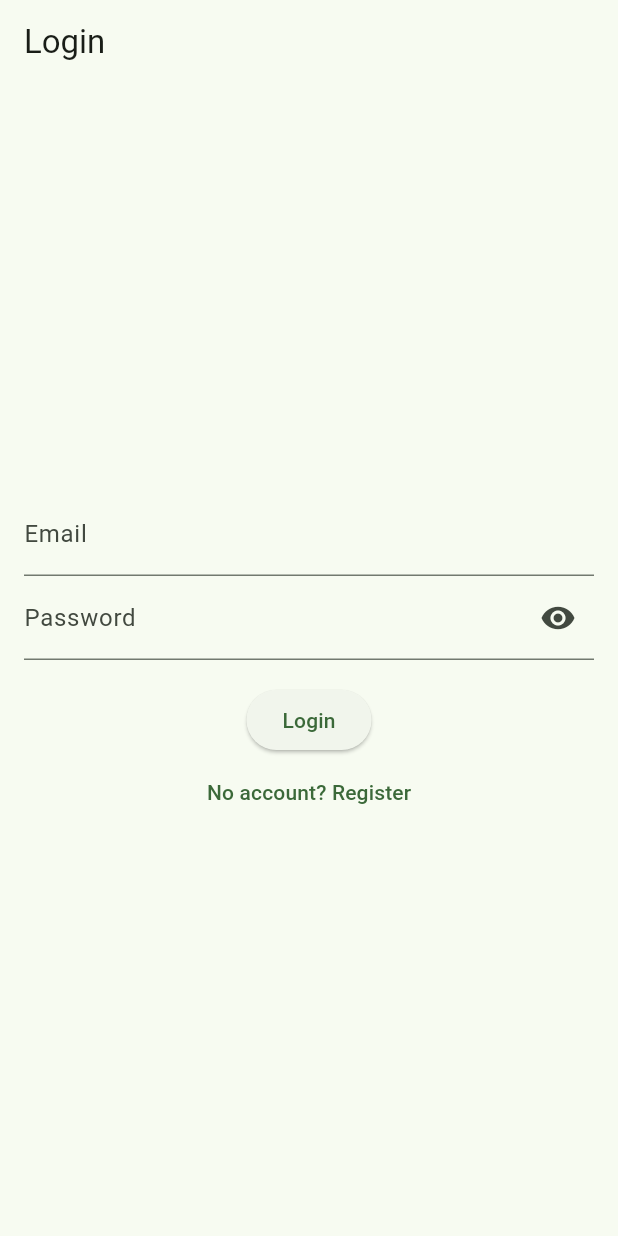
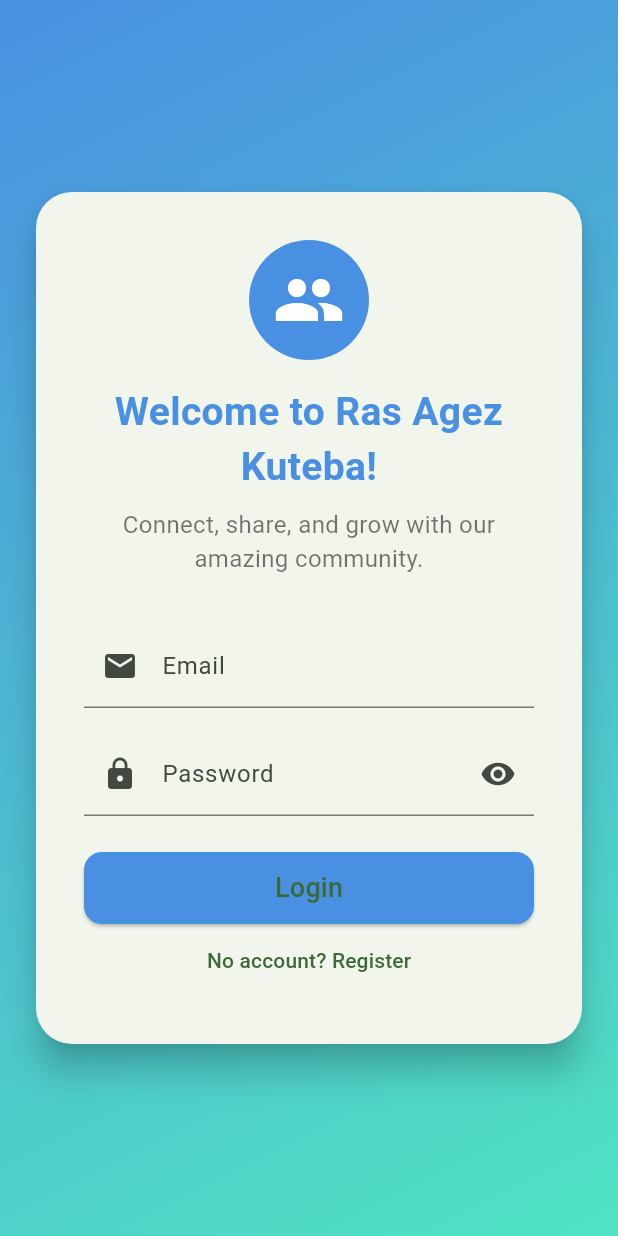
Before and after one commit to betsinat-amare/SACCO-Saving-and-Credit-Cooperation-, a Flutter app: the screen it shows after launch, on a phone screen of 412 x 824 dp. Run offline on Flutter 3.47's test engine with Material 3 defaults, Android fonts, the phone set to English and light mode, and no system bars; our stand-ins replace flutter_dotenv; accounts and stored records are empty.

Commit message:
integrated welcome screen with login screen

```diff
--- a/frontend/lib/screens/login_screen.dart
+++ b/frontend/lib/screens/login_screen.dart
@@ -20,25 +20,73 @@ class _LoginScreenState extends State<LoginScreen> {
   Widget build(BuildContext context) {
     final authProvider = Provider.of<AuthProvider>(context);
     return Scaffold(
-      appBar: AppBar(title: const Text('Login')),
-      body: Center(
+      body: Container(
+        width: double.infinity,
+        decoration: const BoxDecoration(
+          gradient: LinearGradient(
+            colors: [Color(0xFF4A90E2), Color(0xFF50E3C2)],
+            begin: Alignment.topLeft,
+            end: Alignment.bottomRight,
+          ),
+        ),
+        child: Center(
+          child: SingleChildScrollView(
+            child: Card(
+              elevation: 10,
+              margin: const EdgeInsets.symmetric(horizontal: 24, vertical: 32),
+              shape: RoundedRectangleBorder(
+                borderRadius: BorderRadius.circular(24),
+              ),
               child: Padding(
-          padding: const EdgeInsets.all(16.0),
-          child: Form(
-            key: _formKey,
+                padding: const EdgeInsets.all(32.0),
                 child: Column(
                   mainAxisSize: MainAxisSize.min,
                   children: [
+                    // Welcome header
+                    const CircleAvatar(
+                      radius: 40,
+                      backgroundColor: Color(0xFF4A90E2),
+                      child: Icon(Icons.group, size: 48, color: Colors.white),
+                    ),
+                    const SizedBox(height: 16),
+                    const Text(
+                      'Welcome to Ras Agez Kuteba!',
+                      style: TextStyle(
+                        fontSize: 26,
+                        fontWeight: FontWeight.bold,
+                        color: Color(0xFF4A90E2),
+                      ),
+                      textAlign: TextAlign.center,
+                    ),
+                    const SizedBox(height: 8),
+                    const Text(
+                      'Connect, share, and grow with our amazing community.',
+                      style: TextStyle(fontSize: 16, color: Colors.black54),
+                      textAlign: TextAlign.center,
+                    ),
+                    const SizedBox(height: 32),
+                    // Login form
+                    Form(
+                      key: _formKey,
+                      child: Column(
+                        children: [
                           TextFormField(
-                  decoration: const InputDecoration(labelText: 'Email'),
+                            decoration: const InputDecoration(
+                              labelText: 'Email',
+                              prefixIcon: Icon(Icons.email),
+                            ),
                             onChanged: (val) => _email = val,
                             validator:
                                 (val) =>
-                          val == null || val.isEmpty ? 'Enter email' : null,
+                                    val == null || val.isEmpty
+                                        ? 'Enter email'
+                                        : null,
                           ),
+                          const SizedBox(height: 16),
                           TextFormField(
                             decoration: InputDecoration(
                               labelText: 'Password',
+                              prefixIcon: const Icon(Icons.lock),
                               suffixIcon: IconButton(
                                 icon: Icon(
                                   _obscurePassword
@@ -56,7 +104,9 @@ class _LoginScreenState extends State<LoginScreen> {
                             onChanged: (val) => _password = val,
                             validator:
                                 (val) =>
-                          val == null || val.isEmpty ? 'Enter password' : null,
+                                    val == null || val.isEmpty
+                                        ? 'Enter password'
+                                        : null,
                           ),
                           const SizedBox(height: 16),
                           if (authProvider.error != null)
@@ -64,19 +114,26 @@ class _LoginScreenState extends State<LoginScreen> {
                               authProvider.error!,
                               style: const TextStyle(color: Colors.red),
                             ),
+                          const SizedBox(height: 8),
                           ElevatedButton(
+                            style: ElevatedButton.styleFrom(
+                              minimumSize: const Size(double.infinity, 48),
+                              shape: RoundedRectangleBorder(
+                                borderRadius: BorderRadius.circular(12),
+                              ),
+                              backgroundColor: const Color(0xFF4A90E2),
+                            ),
                             onPressed:
                                 authProvider.isLoading
                                     ? null
                                     : () async {
                                       if (_formKey.currentState!.validate()) {
-                              final success = await authProvider.login(
-                                _email,
-                                _password,
-                              );
+                                        final success = await authProvider
+                                            .login(_email, _password);
                                         if (success) {
                                           // Navigate based on role
-                                if (authProvider.user!.role == 'admin') {
+                                          if (authProvider.user!.role ==
+                                              'admin') {
                                             Navigator.pushReplacementNamed(
                                               context,
                                               '/admin',
@@ -93,13 +150,18 @@ class _LoginScreenState extends State<LoginScreen> {
                             child:
                                 authProvider.isLoading
                                     ? const CircularProgressIndicator()
-                          : const Text('Login'),
+                                    : const Text(
+                                      'Login',
+                                      style: TextStyle(fontSize: 18),
+                                    ),
                           ),
                           TextButton(
                             onPressed: () {
                               Navigator.push(
                                 context,
-                      MaterialPageRoute(builder: (_) => const RegisterScreen()),
+                                MaterialPageRoute(
+                                  builder: (_) => const RegisterScreen(),
+                                ),
                               );
                             },
                             child: const Text('No account? Register'),
@@ -107,6 +169,11 @@ class _LoginScreenState extends State<LoginScreen> {
                         ],
                       ),
                     ),
+                  ],
+                ),
+              ),
+            ),
+          ),
         ),
       ),
     );
```
Lines whose indentation alone changed are shown as unchanged.
